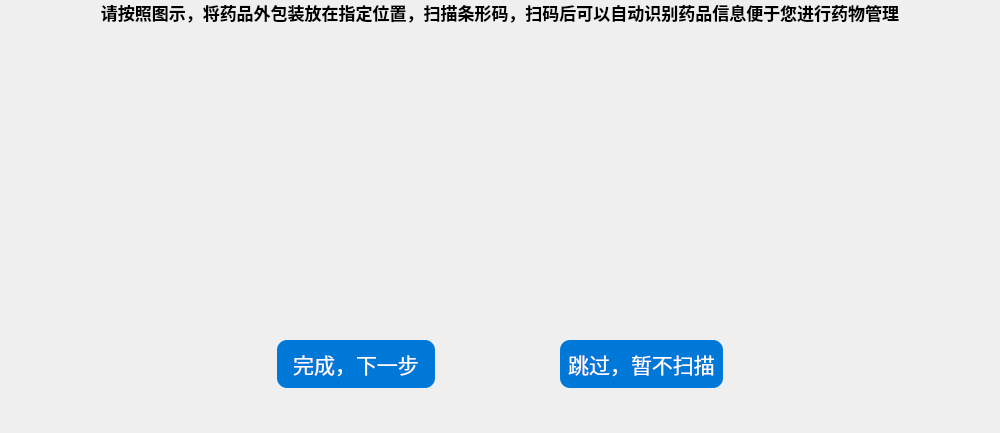
Above: store_page1.ui from tongvvv/medicineBox before the change. Below: the same form after it.
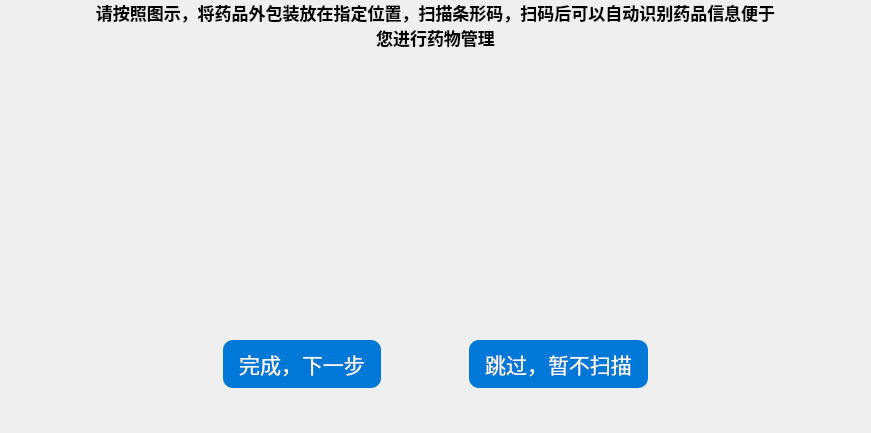
That is the form after the change. Icons and pictures are not drawn.

```diff
--- a/store_page1.ui
+++ b/store_page1.ui
@@ -6,7 +6,7 @@
    <rect>
     <x>0</x>
     <y>0</y>
-    <width>1000</width>
+    <width>871</width>
     <height>433</height>
    </rect>
   </property>
@@ -176,7 +176,7 @@
       <item>
        <widget class="QPushButton" name="next">
         <property name="sizePolicy">
-         <sizepolicy hsizetype="Minimum" vsizetype="Minimum">
+         <sizepolicy hsizetype="Minimum" vsizetype="Fixed">
           <horstretch>0</horstretch>
           <verstretch>0</verstretch>
          </sizepolicy>
@@ -232,7 +232,7 @@
       <item>
        <widget class="QPushButton" name="skip">
         <property name="sizePolicy">
-         <sizepolicy hsizetype="Minimum" vsizetype="Minimum">
+         <sizepolicy hsizetype="Minimum" vsizetype="Fixed">
           <horstretch>0</horstretch>
           <verstretch>0</verstretch>
          </sizepolicy>
@@ -250,7 +250,7 @@
     color: white;
     border-radius: 10px;
     border: none;
-    padding: 4px 8px;
+    padding: 8px 16px;
 }
 
 QPushButton:hover {
```
